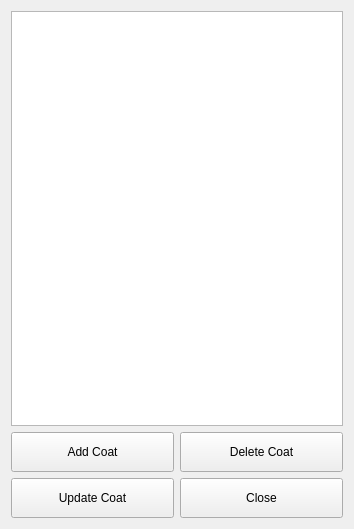
First picture: the form in OOP - ProperTrenchCoats-GUI/ProperTrenchCoatsGUI.ui, repository AdrianM20/OOP---ProperTrenchCoats-GUI, before the edit.
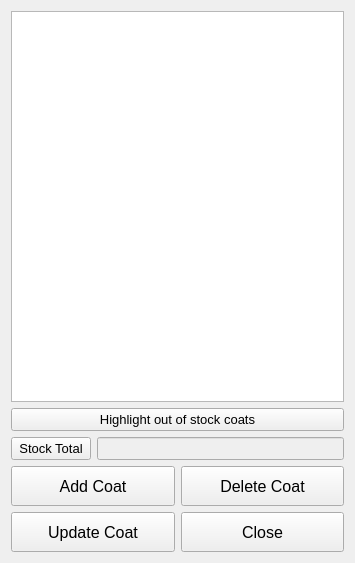
Second picture: the form after the edit.

Patch:
```diff
--- a/OOP - ProperTrenchCoats-GUI/ProperTrenchCoatsGUI.ui
+++ b/OOP - ProperTrenchCoats-GUI/ProperTrenchCoatsGUI.ui
@@ -6,8 +6,8 @@
    <rect>
     <x>0</x>
     <y>0</y>
-    <width>354</width>
-    <height>529</height>
+    <width>355</width>
+    <height>563</height>
    </rect>
   </property>
   <property name="sizePolicy">
@@ -29,6 +29,52 @@
      </property>
     </widget>
    </item>
+   <item>
+    <widget class="QPushButton" name="colourButton">
+     <property name="font">
+      <font>
+       <pointsize>10</pointsize>
+      </font>
+     </property>
+     <property name="text">
+      <string>Highlight out of stock coats</string>
+     </property>
+    </widget>
+   </item>
+   <item>
+    <layout class="QHBoxLayout" name="horizontalLayout_2">
+     <item>
+      <widget class="QPushButton" name="stockTotalButton">
+       <property name="minimumSize">
+        <size>
+         <width>0</width>
+         <height>0</height>
+        </size>
+       </property>
+       <property name="font">
+        <font>
+         <pointsize>10</pointsize>
+        </font>
+       </property>
+       <property name="text">
+        <string>Stock Total</string>
+       </property>
+      </widget>
+     </item>
+     <item>
+      <widget class="QLineEdit" name="stockTotalTextBox">
+       <property name="enabled">
+        <bool>false</bool>
+       </property>
+       <property name="font">
+        <font>
+         <pointsize>10</pointsize>
+        </font>
+       </property>
+      </widget>
+     </item>
+    </layout>
+   </item>
    <item>
     <layout class="QHBoxLayout" name="horizontalLayout">
      <item>
@@ -47,6 +93,11 @@
            <height>40</height>
           </size>
          </property>
+         <property name="font">
+          <font>
+           <pointsize>12</pointsize>
+          </font>
+         </property>
          <property name="text">
           <string>Add Coat</string>
          </property>
@@ -60,6 +111,11 @@
            <height>40</height>
           </size>
          </property>
+         <property name="font">
+          <font>
+           <pointsize>12</pointsize>
+          </font>
+         </property>
          <property name="text">
           <string>Update Coat</string>
          </property>
@@ -77,6 +133,11 @@
            <height>40</height>
           </size>
          </property>
+         <property name="font">
+          <font>
+           <pointsize>12</pointsize>
+          </font>
+         </property>
          <property name="text">
           <string>Delete Coat</string>
          </property>
@@ -90,6 +151,11 @@
            <height>40</height>
           </size>
          </property>
+         <property name="font">
+          <font>
+           <pointsize>12</pointsize>
+          </font>
+         </property>
          <property name="text">
           <string>Close</string>
          </property>
```
